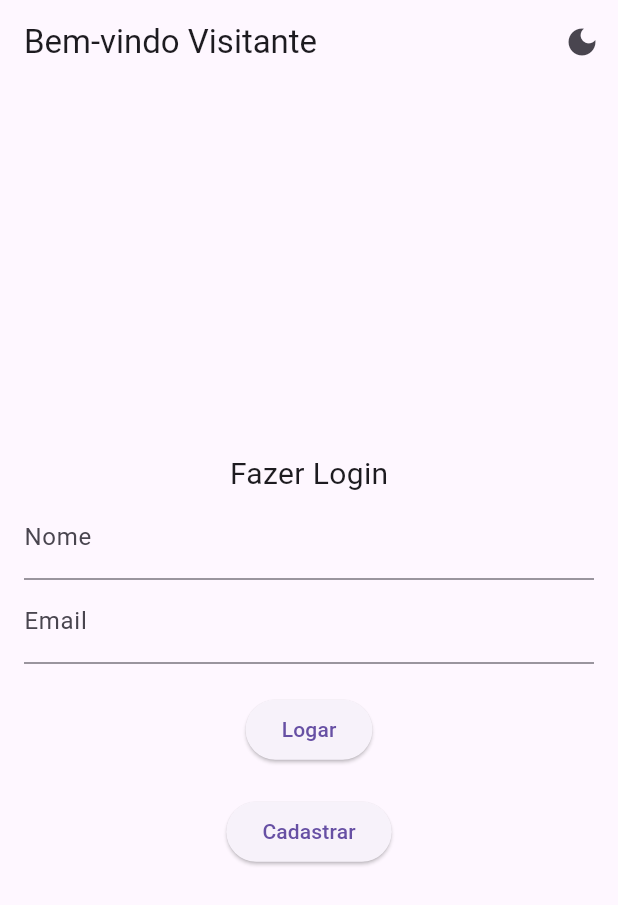
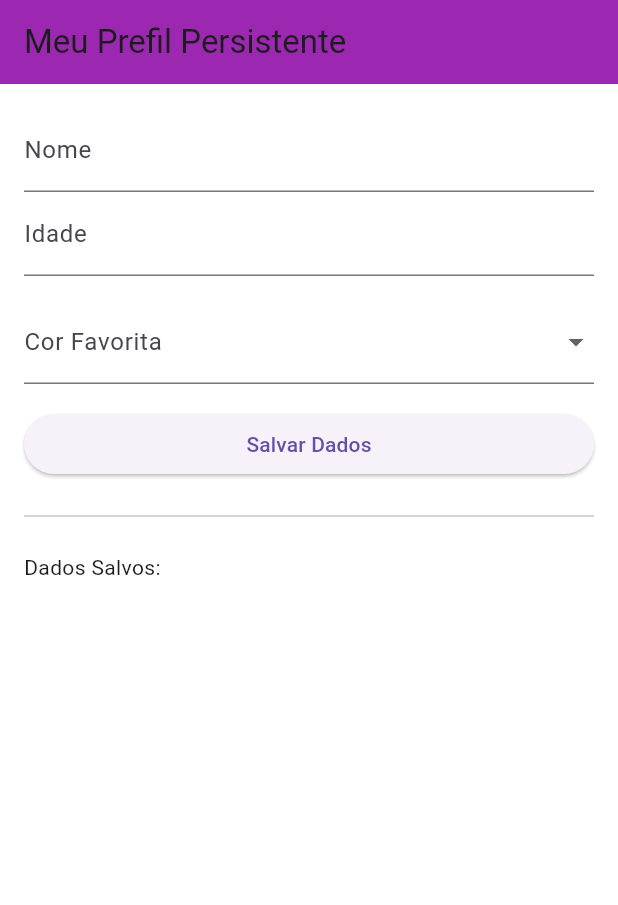
Before and after one commit to liviamanfre/CursoMobile, a Flutter app: the screen it shows after launch, on a phone screen of 412 x 824 dp. Shown: the top 905 px of the screen. Run offline on Flutter 3.47's test engine with Material 3 defaults, Android fonts, the phone set to English and light mode, and no system bars; our stand-ins replace carousel_slider, fluttertoast, shared_preferences.

Commit message:
14.05.2025

```diff
--- a/PersistenciaDadosFlutter/SharedPreferences/exemplo_shared_preferences/lib/main.dart
+++ b/PersistenciaDadosFlutter/SharedPreferences/exemplo_shared_preferences/lib/main.dart
@@ -1,18 +1,138 @@
 import 'package:flutter/material.dart';
+import 'package:shared_preferences/shared_preferences.dart';
 
-import 'tela_cadastro.dart';
-import 'tela_inicial.dart';
-import 'tela_principal.dart';
+void main(){ // método principal para rodar a aplicação
+  runApp(MaterialApp( // base de todos os widget(Elementos visuais do Aplicativo)
+    home: TelaPerfil(), //tela Inicial
+    //routes:{
 
-void main(){
-  runApp(MaterialApp(
-    initialRoute: "/",
-    routes: {
-      "/": (context) => TelaInicial(),
-      "/cadastro": (context) => TelaCadastro(),
-      "/principal": (context) => TelaPrincipal(),
-    },
-    theme: ThemeData(brightness: Brightness.light),
-    darkTheme: ThemeData(brightness: Brightness.dark),
+    //} , // rotas de navegação
+    //theme: , //thema do aplicativo
+    //darkTheme: , //tema alternativo
+    debugShowCheckedModeBanner: false, //remove o banner vermelho de debug
   ));
 }
+
+class TelaPerfil extends StatefulWidget{ //tela dinâmica
+  @override
+  State<TelaPerfil> createState() => _TelaPerfilState(); //chama a mudança
+}
+
+class _TelaPerfilState extends State<TelaPerfil>{ //realiza a construção da tela
+  //atributos
+  TextEditingController _nomeController = TextEditingController(); // receber os dados do input
+  TextEditingController _idadeController = TextEditingController();
+
+  String? _nome; // permite variaveis nulas
+  String? _idade; // permite variaveis nulas
+
+  String? _corSelecionada;
+
+  String? _cor;
+
+  Map<String,Color> coresDisponiveis= {
+    "Azul": Colors.blue,
+    "Verde":Colors.green,
+    "Vermelho": Colors.red,
+    "Amarelo": Colors.yellow,
+    "Cinza": Colors.grey,
+    "Preto" : Colors.black,
+    "Branco": Colors.white
+  };
+
+  //criar a cor de fundo
+  Color _corFundo = Colors.white;
+
+  //métodos
+  @override
+  void initState() { // método para carregar informações antes de buildar a tela
+    // TODO: implement initState
+    super.initState();
+    _carregarPreferencias();
+  }
+
+  _carregarPreferencias() async{ // métodos assincrono (sem ordem de execução)
+    //conectar com SharedPreferences
+    SharedPreferences _prefs = await SharedPreferences.getInstance();
+    setState(() { //mudança de estado
+    _nome = _prefs.getString("nome");
+    _idade = _prefs.getString("idade");
+    _cor = _prefs.getString("cor");
+    if(_cor != null){
+      _corFundo = coresDisponiveis[_cor!]!; // !permite nulo
+      _corSelecionada = _cor;
+    }
+    });
+  }
+
+  _salvarPreferencias() async{
+    SharedPreferences _prefs = await SharedPreferences.getInstance();
+    _nome = _nomeController.text.trim();
+    _idade = _idadeController.text.trim();
+    _corFundo = coresDisponiveis[_cor!]!;
+
+    await _prefs.setString("nome", _nome ?? ""); //aramazena o nome
+    await _prefs.setString("idade", _idade ?? ""); //armazena a idade como double
+    await _prefs.setString("cor", _cor ?? "Branco"); // armazena a cor , caso nulo armazena branco
+    setState(() {
+
+    });
+  }
+
+  //build
+  @override
+  Widget build(BuildContext context) {
+    // TODO: implement build
+    return Scaffold(
+      backgroundColor: _corFundo,
+      appBar: AppBar(title: Text("Meu Prefil Persistente"), backgroundColor: Colors.purple,),
+      body: Padding(
+        padding: EdgeInsets.all(16),
+        child: ListView(
+          children: [
+            TextField(
+              controller: _nomeController,
+              decoration: InputDecoration(labelText: "Nome"),
+            ),
+            TextField(
+              controller: _idadeController,
+              decoration: InputDecoration(labelText: "Idade"),
+              keyboardType: TextInputType.numberWithOptions(), //teclado para números
+            ),
+            SizedBox(height: 16,),
+            DropdownButtonFormField(
+              value: _cor,
+              decoration: InputDecoration(labelText: "Cor Favorita"),
+              items: coresDisponiveis.keys.map(
+                (cor){
+                  return DropdownMenuItem(
+                    value: cor,
+                    child: Text(cor));
+                }
+              ).toList(),
+              onChanged: (valor){
+                setState(() {
+                  _cor = valor;
+                });
+              }),
+            SizedBox(height: 16,),
+            ElevatedButton(
+              onPressed: _salvarPreferencias, child: Text("Salvar Dados")),
+            SizedBox(height: 16,),
+            Divider(),
+            SizedBox(height: 16,),
+            Text("Dados Salvos:"),
+            if(_nome != null) // usando if dentro dos elementos visuais
+              Text("Nome: $_nome"),
+            if(_idade != null)
+              Text("Idade: $_idade"),
+            if(_cor != null)
+              Text("Cor Favorita: $_cor")
+
+          ],
+        ),
+        ),
+    );
+  }
+
+}
--- /dev/null
+++ b/PersistenciaDadosFlutter/exercicio01_perfil/analysis_options.yaml
@@ -0,0 +1 @@
+include: package:flutter_lints/flutter.yaml
--- /dev/null
+++ b/PersistenciaDadosFlutter/exercicio01_perfil/lib/main.dart
@@ -0,0 +1,20 @@
+import 'package:flutter/material.dart';
+
+void main() {
+  runApp(const MainApp());
+}
+
+class MainApp extends StatelessWidget {
+  const MainApp({super.key});
+
+  @override
+  Widget build(BuildContext context) {
+    return const MaterialApp(
+      home: Scaffold(
+        body: Center(
+          child: Text('Hello World!'),
+        ),
+      ),
+    );
+  }
+}
```
Also changed, not shown: PersistenciaDadosFlutter/exercicio01_perfil/pubspec.yaml (added, +19 -0 lines), PersistenciaDadosFlutter/exercicio01_perfil/pubspec.lock (added), 22 other files.
